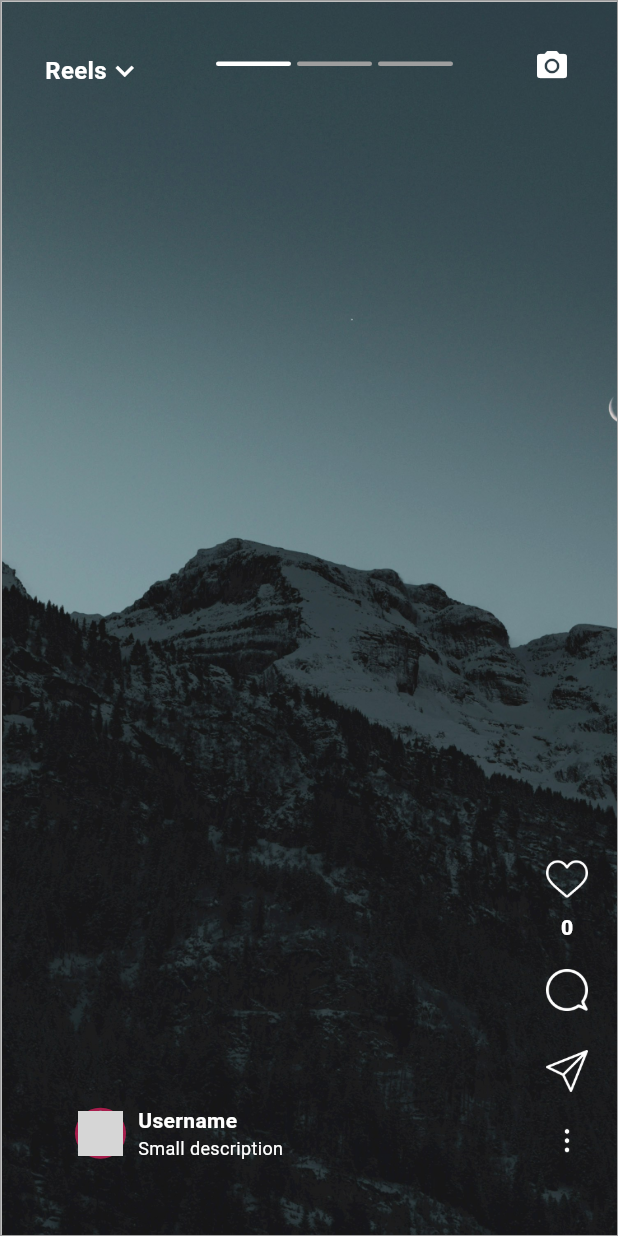
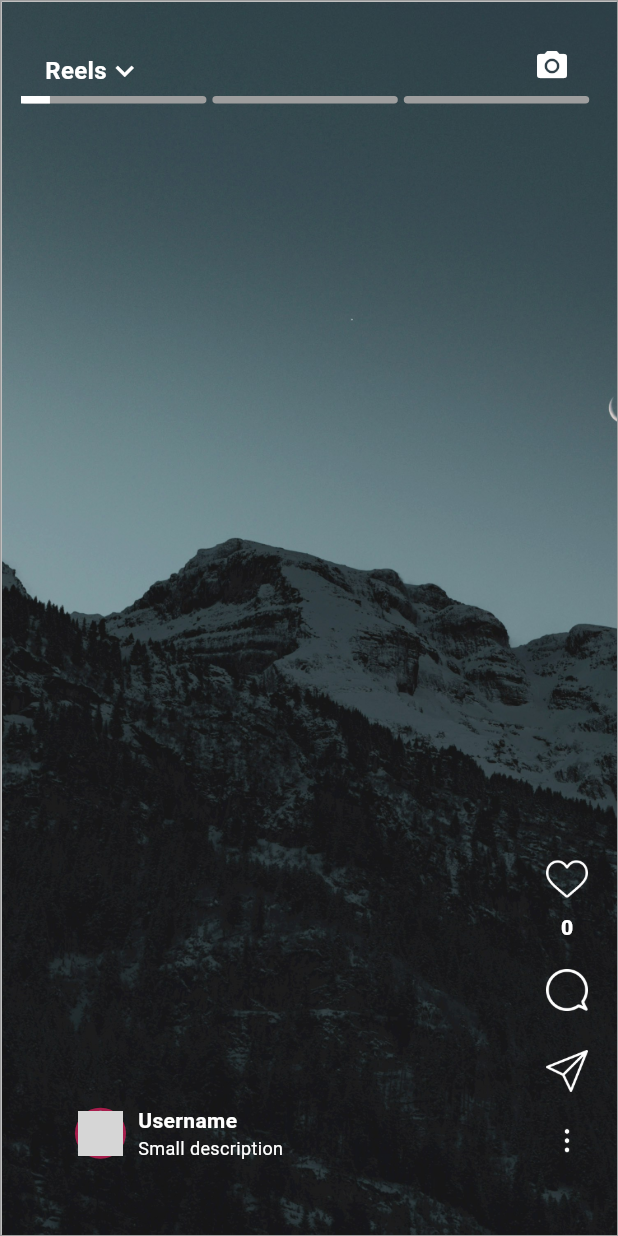
Before and after one commit to Peddi-Nikitha/reels, a Flutter app: the screen it shows after launch, scrolled down 576 dp, after a tap on the "camera alt" icon, on a phone screen of 412 x 824 dp. Run offline on Flutter 3.47's test engine with Material 3 defaults, Android fonts, the phone set to English and light mode, and no system bars; network calls fail; grey boxes are pictures that could not be loaded.

Commit message:
progressbar

```diff
--- a/lib/main.dart
+++ b/lib/main.dart
@@ -22,28 +22,28 @@ class InstagramReels extends StatefulWidget {
   _InstagramReelsState createState() => _InstagramReelsState();
 }
 
-class _InstagramReelsState extends State<InstagramReels> {
+class _InstagramReelsState extends State<InstagramReels>
+    with SingleTickerProviderStateMixin {
   final List<String> images = [
-    'assets/images/image2.jpg', // Replace with actual image URLs
+    'assets/images/image2.jpg',
     'assets/images/image1.jpg',
     'assets/images/image3.jpg',
   ];
 
-  // Initialize like counts for each image to 0
   List<int> likeCounts = List<int>.filled(3, 0);
 
   bool isHeartFilled = false;
   bool isHeartVisible = false;
   Offset heartPosition = Offset.zero;
 
-  // Page controller for managing the page index
   final PageController _pageController = PageController();
   final PageController _pageControllerHorizontal = PageController();
 
-
-  // Current page index
   int _currentPage = 0;
   int _currentPageHorizontal = 0;
+
+  late AnimationController _animationController;
+  late Animation<double> _animation;
 
   Timer? _timer;
 
@@ -51,30 +51,70 @@ class _InstagramReelsState extends State<InstagramReels> {
   void initState() {
     super.initState();
     _startTimer();
+
   }
 
   @override
   void dispose() {
     _timer?.cancel();
+    _animationController.dispose();
     super.dispose();
   }
 
+void _onPageChanged(int page) {
+  setState(() {
+    _currentPageHorizontal = page;
+  });
+
+  // Reset animation controller when scrolling up or down to the initial image
+  if (page == 0) {
+    _animationController.reset();
+    _animationController.forward();
+  }
+}
+
 void _startTimer() {
+  _animationController = AnimationController(
+    vsync: this,
+    duration: Duration(seconds: 10),
+  );
+
+  _animation = Tween<double>(
+    begin: 0,
+    end: 1.0,
+  ).animate(_animationController);
+
+
+  _animationController.forward();
+
+
+  _pageControllerHorizontal.addListener(() {
+    setState(() {
+      _currentPageHorizontal = _pageControllerHorizontal.page!.toInt();
+    });
+
+
+    if (_pageControllerHorizontal.page!.toInt() == 0) {
+      _animationController.reset();
+      _animationController.forward();
+    }
+  });
+
   _timer = Timer.periodic(Duration(seconds: 10), (timer) {
     if (_currentPageHorizontal < images.length - 1) {
       _currentPageHorizontal++;
 
-      } else {
-        _currentPageHorizontal = 0;
-      }
       _pageControllerHorizontal.animateToPage(
         _currentPageHorizontal,
         duration: Duration(milliseconds: 500),
         curve: Curves.easeInOut,
       );
+    } else {
+      _timer?.cancel();
+    }
   });
+}
 
-  }
 
   void _handleDoubleTap() {
     setState(() {
@@ -89,6 +129,9 @@ class _InstagramReelsState extends State<InstagramReels> {
 
   @override
   Widget build(BuildContext context) {
+    final double progressBarWidth =
+        MediaQuery.of(context).size.width / images.length * 0.9;
+
     return PageView.builder(
       controller: _pageController,
       scrollDirection: Axis.vertical,
@@ -108,12 +151,11 @@ class _InstagramReelsState extends State<InstagramReels> {
                   controller: _pageControllerHorizontal,
                   scrollDirection: Axis.horizontal,
                   itemCount: images.length,
-                  onPageChanged: (value){
+                  onPageChanged: (value) {
                     setState(() {
                       _currentPageHorizontal = value;
                     });
                   },
-
                   itemBuilder: (context, index) {
                     return Image.asset(
                       images[index],
@@ -126,15 +168,15 @@ class _InstagramReelsState extends State<InstagramReels> {
             ),
             if (isHeartVisible)
               Positioned(
-                top: heartPosition.dy - 20, // Adjust position as needed
-                left: heartPosition.dx - 20, // Adjust position as needed
-                child: Icon(
+                top: heartPosition.dy - 20,
+                left: heartPosition.dx - 20,
+                child: const Icon(
                   Icons.favorite,
                   color: Colors.red,
                   size: 40,
                 ),
               ),
-            Positioned(
+            const Positioned(
               top: 35,
               left: 30,
               child: Row(
@@ -157,13 +199,11 @@ class _InstagramReelsState extends State<InstagramReels> {
               top: 20,
               right: 20,
               child: IconButton(
-                icon: Icon(
+                icon: const Icon(
                   Icons.camera_alt,
                   color: Colors.white,
                 ),
-                onPressed: () {
-                  // Add camera functionality
-                },
+                onPressed: () {},
               ),
             ),
             Positioned(
@@ -177,25 +217,26 @@ class _InstagramReelsState extends State<InstagramReels> {
                             color: const Color.fromARGB(174, 233, 30, 98),
                             width: 2),
                         borderRadius: BorderRadius.circular(50)),
-                    child: CircleAvatar(
-                      backgroundImage: NetworkImage(
-                          'https://via.placeholder.com/50'), // User profile image URL
+                    child: const CircleAvatar(
+                      backgroundImage:
+                          NetworkImage('https://via.placeholder.com/50'),
+                      // User profile image URL
                       radius: 15,
                     ),
                   ),
                   SizedBox(width: 8),
-                  Column(
+                  const Column(
                     crossAxisAlignment: CrossAxisAlignment.start,
                     children: [
                       Text(
-                        'Username', // Replace with actual username
+                        'Username',
                         style: TextStyle(
                           color: Colors.white,
                           fontWeight: FontWeight.bold,
                         ),
                       ),
                       Text(
-                        'Small description', // Replace with actual description
+                        'Small description',
                         style: TextStyle(
                           color: Colors.white,
                           fontSize: 12,
@@ -226,8 +267,9 @@ class _InstagramReelsState extends State<InstagramReels> {
                           height: 44,
                           child: isHeartFilled
                               ? Transform.scale(
-                                  scale: 1.4, // Adjust the scale factor as needed
-                                  child: Image.asset('assets/images/love.png'),
+                                  scale: 1.4,
+                                  child:
+                                      Image.asset('assets/images/love.png'),
                                 )
                               : Image.asset('assets/images/heart.png'),
                         ),
@@ -242,7 +284,7 @@ class _InstagramReelsState extends State<InstagramReels> {
                   ),
                   Text(
                     '${likeCounts[index]}',
-                    style: TextStyle(
+                    style: const TextStyle(
                         color: Colors.white, fontWeight: FontWeight.w800),
                   ),
                   SizedBox(height: 10),
@@ -250,7 +292,7 @@ class _InstagramReelsState extends State<InstagramReels> {
                     width: 44,
                     height: 44,
                     child: ColorFiltered(
-                      colorFilter: ColorFilter.mode(
+                      colorFilter: const ColorFilter.mode(
                         Colors.white,
                         BlendMode.srcATop,
                       ),
@@ -259,18 +301,18 @@ class _InstagramReelsState extends State<InstagramReels> {
                           'assets/images/chat.png',
                           color: Colors.white,
                         ),
-                        onPressed: () {
-                          // Add camera functionality
-                        },
+                        onPressed: () {},
                       ),
                     ),
                   ),
-                  SizedBox(height: 10,),
+                  SizedBox(
+                    height: 10,
+                  ),
                   SizedBox(
                     width: 44,
                     height: 44,
                     child: ColorFiltered(
-                      colorFilter: ColorFilter.mode(
+                      colorFilter: const ColorFilter.mode(
                         Colors.white,
                         BlendMode.srcATop,
                       ),
@@ -279,15 +321,13 @@ class _InstagramReelsState extends State<InstagramReels> {
                           'assets/images/send.png',
                           color: Colors.white,
                         ),
-                        onPressed: () {
-                          // Add camera functionality
-                        },
+                        onPressed: () {},
                       ),
                     ),
                   ),
                   IconButton(
                     icon: ColorFiltered(
-                      colorFilter: ColorFilter.mode(
+                      colorFilter: const ColorFilter.mode(
                         Colors.white,
                         BlendMode.srcATop,
                       ),
@@ -299,16 +339,14 @@ class _InstagramReelsState extends State<InstagramReels> {
                     ),
                     color: Colors.white,
                     iconSize: 36,
-                    onPressed: () {
-                      // Add functionality
-                    },
+                    onPressed: () {},
                   ),
                 ],
               ),
             ),
             Positioned(
-              top: 37,
-              right: 100,
+  top: 60,
+  left: 4,
   child: Container(
     padding: EdgeInsets.symmetric(horizontal: 8, vertical: 4),
     child: Row(
@@ -316,28 +354,48 @@ class _InstagramReelsState extends State<InstagramReels> {
       children: List.generate(
         images.length,
         (index) => Container(
-                      width: 50,
-                      height: 3,
+          width: progressBarWidth,
+          height: 5,
           margin: EdgeInsets.symmetric(horizontal: 2),
           decoration: BoxDecoration(
             borderRadius: BorderRadius.circular(10),
-                        color: _currentPageHorizontal == index
-                            ? Colors.white
+            color: index < _currentPageHorizontal ? Colors.white : _currentPageHorizontal == index
+                ? Colors.grey
                 : Colors.grey,
+          ),
+          child: AnimatedBuilder(
+            animation: _animationController,
+            builder: (context, child) {
+              return LinearProgressIndicator(
+                value: (_currentPageHorizontal == index)
+                    ? _animationController.value
+                    : 0.0,
+                backgroundColor: Colors.transparent,
+                valueColor: AlwaysStoppedAnimation<Color>(
+                  Colors.white,
+                ),
+              );
+            },
           ),
         ),
       ),
     ),
   ),
 ),
+
           ],
         );
       },
      onPageChanged: (int page) {
   setState(() {
     _currentPage = page;
+
+    _animationController.reset();
+    _animationController.forward();
   });
 },
+
     );
   }
+
 }
```
Lines whose indentation alone changed are shown as unchanged.
